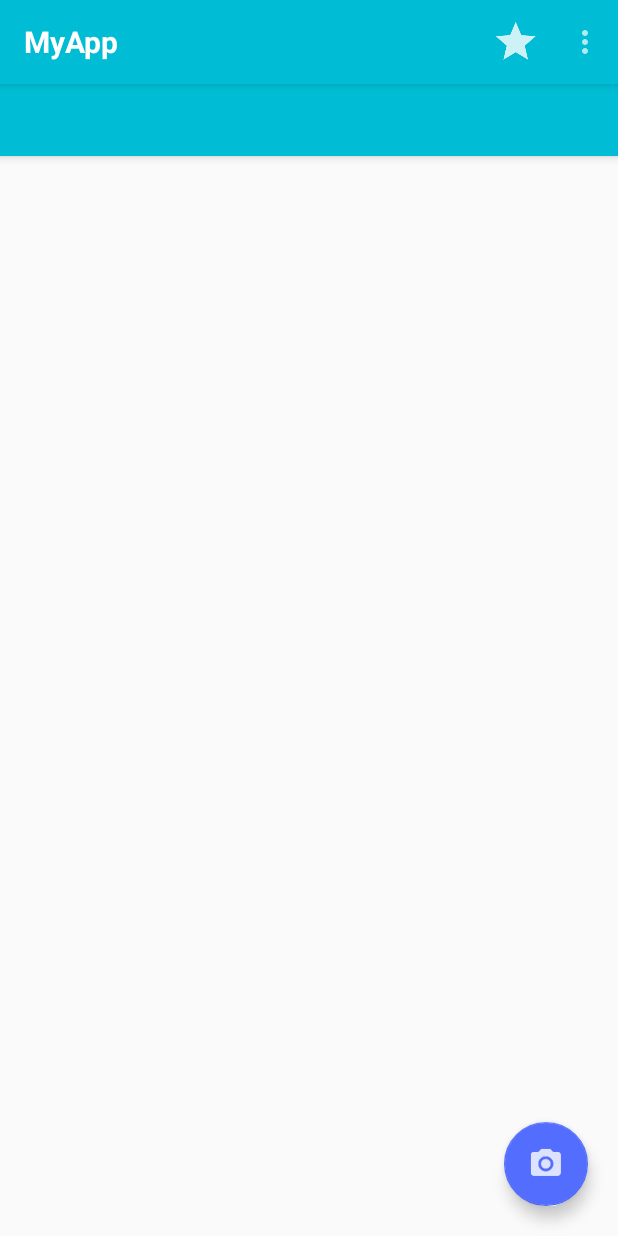
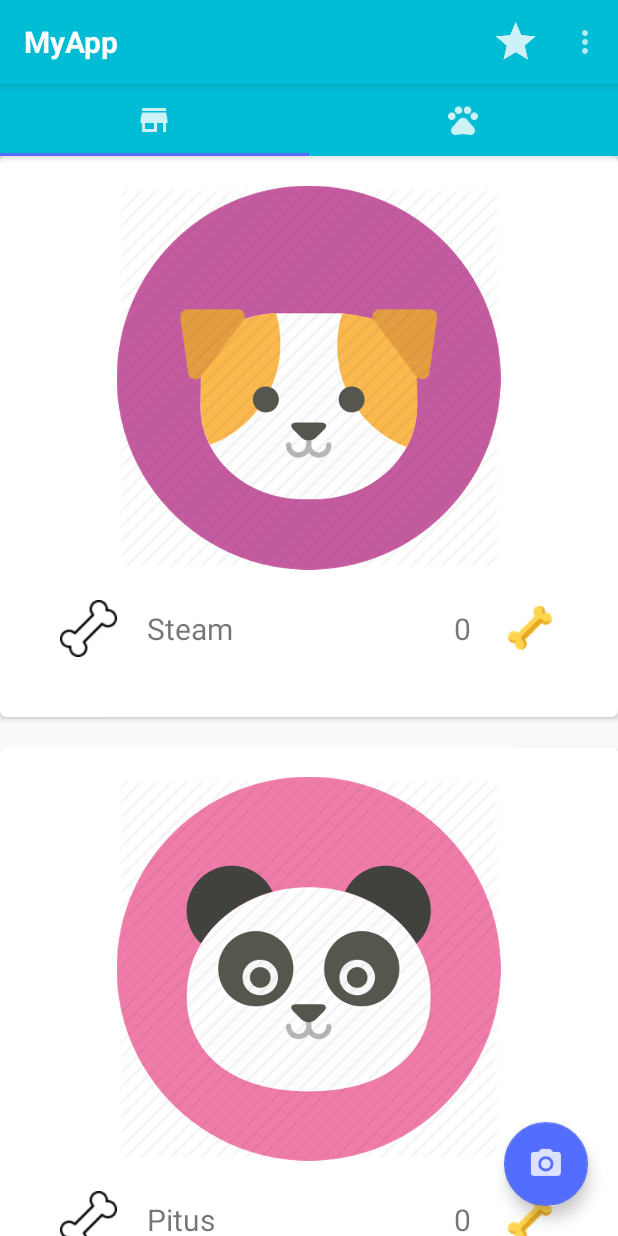
Before and after one commit to marwilc/coursera-android-C3T3, an Android app: the screen it shows after launch (MainActivity), on a phone screen of 412 x 824 dp. Run offline under Robolectric (Android 15) with nearby library versions, the phone set to English and light mode, and no system bars; libraries missing offline, so code that uses them is left out: javax.mail.

Commit message:
add fragments

```diff
--- a/app/src/main/java/com/marwilc/myapp/activitys/MainActivity.java
+++ b/app/src/main/java/com/marwilc/myapp/activitys/MainActivity.java
@@ -16,6 +16,7 @@ import android.view.Menu;
 import android.view.MenuItem;
 
 import com.marwilc.myapp.R;
+import com.marwilc.myapp.adapters.PageAdapter;
 import com.marwilc.myapp.adapters.PetAdapter;
 import com.marwilc.myapp.connections.Mail;
 import com.marwilc.myapp.fragments.ProfileFragment;
--- /dev/null
+++ b/app/src/main/java/com/marwilc/myapp/adapters/PageAdapter.java
@@ -0,0 +1,31 @@
+package com.marwilc.myapp.adapters;
+
+import android.support.v4.app.Fragment;
+import android.support.v4.app.FragmentManager;
+import android.support.v4.app.FragmentPagerAdapter;
+
+import java.util.ArrayList;
+
+/**
+ * Created by marwilc on 19/05/17.
+ */
+
+public class PageAdapter extends FragmentPagerAdapter{
+
+    private ArrayList<Fragment> fragments;
+
+    public PageAdapter(FragmentManager fm, ArrayList<Fragment> fragments) {
+        super(fm);
+        this.fragments = fragments;
+    }
+
+    @Override
+    public Fragment getItem(int position) {
+        return fragments.get(position);
+    }
+
+    @Override
+    public int getCount() {
+        return fragments.size();
+    }
+}
--- /dev/null
+++ b/app/src/main/res/layout-v21/activity_main.xml
@@ -0,0 +1,49 @@
+<?xml version="1.0" encoding="utf-8"?>
+<android.support.design.widget.CoordinatorLayout xmlns:android="http://schemas.android.com/apk/res/android"
+    xmlns:app="http://schemas.android.com/apk/res-auto"
+    xmlns:tools="http://schemas.android.com/tools"
+    android:layout_width="match_parent"
+    android:layout_height="match_parent"
+    tools:context="com.marwilc.myapp.activitys.MainActivity">
+
+
+
+    <android.support.design.widget.AppBarLayout
+        android:layout_width="match_parent"
+        android:layout_height="wrap_content"
+        android:theme="@style/ThemeOverlay.AppCompat.Dark.ActionBar"
+        >
+
+        <include android:id="@+id/myActionBar"
+            layout="@layout/actionbar">
+        </include>
+
+        <android.support.design.widget.TabLayout
+            android:id="@+id/tabLayout"
+            android:layout_width="match_parent"
+            android:layout_height="wrap_content">
+
+        </android.support.design.widget.TabLayout>
+
+    </android.support.design.widget.AppBarLayout>
+
+    <android.support.v4.view.ViewPager
+        android:id="@+id/viewPager"
+        android:layout_width="match_parent"
+        android:layout_height="match_parent"
+        app:layout_behavior="@string/appbar_scrolling_view_behavior"
+        >
+
+    </android.support.v4.view.ViewPager>
+
+    <android.support.design.widget.FloatingActionButton
+        android:id="@+id/myFab"
+        android:layout_gravity="bottom|end"
+        android:layout_margin="@dimen/card_viewBotton"
+        android:layout_width="wrap_content"
+        android:layout_height="wrap_content"
+        android:src="@drawable/ic_camera"
+        android:elevation="@dimen/elevation_floating_actionButton"
+        />
+
+</android.support.design.widget.CoordinatorLayout>
--- a/app/src/main/res/layout/fragment_profile.xml
+++ b/app/src/main/res/layout/fragment_profile.xml
@@ -2,7 +2,7 @@
     xmlns:tools="http://schemas.android.com/tools"
     android:layout_width="match_parent"
     android:layout_height="match_parent"
-    tools:context="com.marwilc.myapp.fragments.RecyclerViewFragment"
+    tools:context="com.marwilc.myapp.fragments.ProfileFragment"
     android:orientation="vertical">
 
 
```
Also changed, not shown: app/src/main/res/drawable-hdpi/ic_pets_1.png (added), app/src/main/res/drawable-hdpi/ic_pets_2.png (added), app/src/main/res/drawable-mdpi/ic_pets_1.png (added), app/src/main/res/drawable-mdpi/ic_pets_2.png (added), app/src/main/res/drawable-xhdpi/ic_pets_1.png (added), app/src/main/res/drawable-xhdpi/ic_pets_2.png (added), app/src/main/res/drawable-xxhdpi/ic_pets_1.png (added), app/src/main/res/drawable-xxhdpi/ic_pets_2.png (added).
